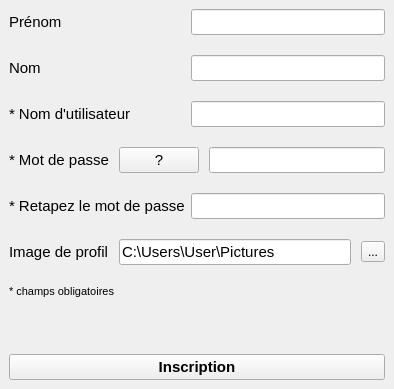
This is User/viewInscription.ui in edri/ProjetChat2015 as Qt 5 draws it before an edit. The edited form follows.
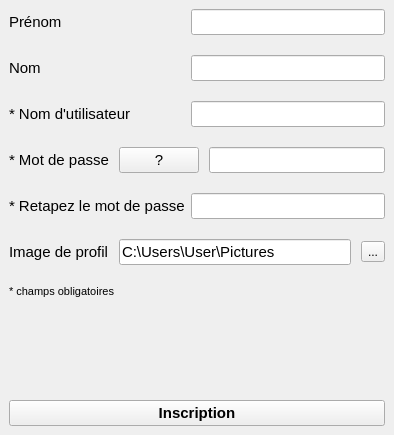
This is the edited form. Icons and pictures are not drawn.

What changed in the file:
```diff
--- a/User/viewInscription.ui
+++ b/User/viewInscription.ui
@@ -7,7 +7,7 @@
     <x>0</x>
     <y>0</y>
     <width>394</width>
-    <height>389</height>
+    <height>435</height>
    </rect>
   </property>
   <property name="windowTitle">
```
Left out of the diff: 10 changed lines with no effect on the pictures.
